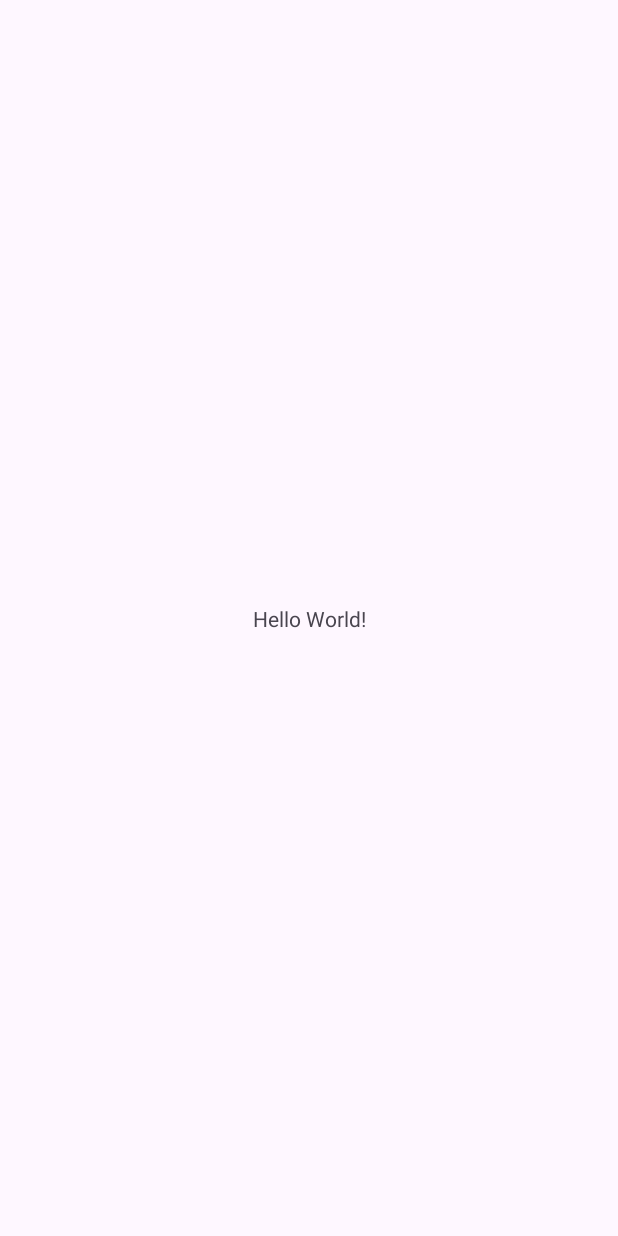
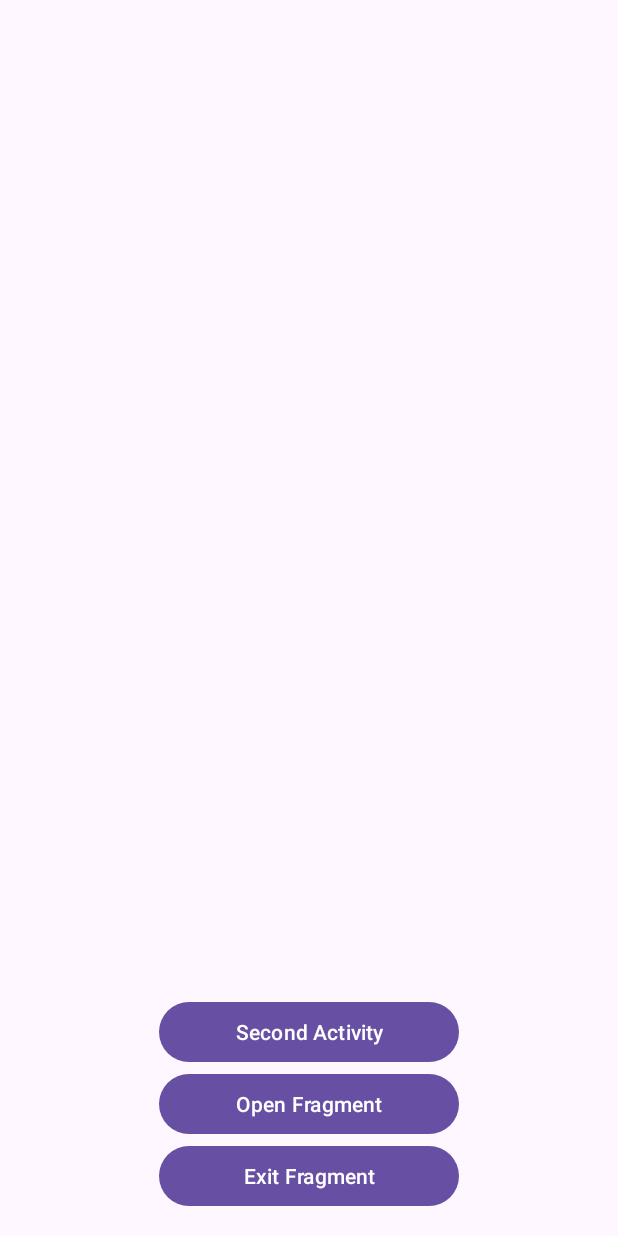
Before and after one commit to kwonyong-il/Lifecycle, an Android app: the screen it shows after launch (MainActivity), on a phone screen of 412 x 824 dp. Before the commit the screen is almost empty. Run offline under Robolectric (Android 15) with nearby library versions, the phone set to English and light mode, and no system bars.

Commit message:
프래그먼트 라이프사이클까지 완성

```diff
--- a/app/build.gradle
+++ b/app/build.gradle
@@ -30,6 +30,9 @@ android {
     kotlinOptions {
         jvmTarget = '1.8'
     }
+    buildFeatures {
+        viewBinding true
+    }
 }
 
 dependencies {
--- a/app/src/main/AndroidManifest.xml
+++ b/app/src/main/AndroidManifest.xml
@@ -13,6 +13,9 @@
         android:theme="@style/Theme.LifeCycle"
         tools:targetApi="31">
         <activity
+            android:name=".SecondActivity"
+            android:exported="true"/>
+        <activity
             android:name=".MainActivity"
             android:exported="true">
             <intent-filter>
--- a/app/src/main/java/com/example/lifecycle/MainActivity.kt
+++ b/app/src/main/java/com/example/lifecycle/MainActivity.kt
@@ -1,11 +1,56 @@
 package com.example.lifecycle
-
+import android.content.Intent
 import androidx.appcompat.app.AppCompatActivity
 import android.os.Bundle
+import android.util.Log
+import com.example.lifecycle.databinding.ActivityMainBinding
 
 class MainActivity : AppCompatActivity() {
+
+    private lateinit var binding: ActivityMainBinding
     override fun onCreate(savedInstanceState: Bundle?) {
         super.onCreate(savedInstanceState)
-        setContentView(R.layout.activity_main)
+        binding = ActivityMainBinding.inflate(layoutInflater)
+        setContentView(binding.root)
+        Log.d("MainActivity", "onCreate succeed")
+
+        binding.secondBtn.setOnClickListener {
+            val intent = Intent(this, SecondActivity::class.java)
+            startActivity(intent)
+        }
+        binding.fragmentBtn.setOnClickListener {
+            supportFragmentManager.beginTransaction().add(R.id.fragment,FirstFragment()).commit()
+        }
+        binding.exitFragmentBtn.setOnClickListener{
+            val fragment = supportFragmentManager.findFragmentById(R.id.fragment)
+            if(fragment != null) {
+                supportFragmentManager.beginTransaction().remove(fragment).commit()
+                supportFragmentManager.popBackStack()
+            }
+        }
+    }
+    override fun onStart() {
+        super.onStart()
+        Log.d("MainActivity", "onStart succeed")
+    }
+
+    override fun onResume() {
+        super.onResume()
+        Log.d("MainActivity", "onResume succeed")
+    }
+
+    override fun onPause() {
+        super.onPause()
+        Log.d("MainActivity", "onPause succeed")
+    }
+
+    override fun onStop() {
+        super.onStop()
+        Log.d("MainActivity", "onStop succeed")
+    }
+
+    override fun onDestroy() {
+        super.onDestroy()
+        Log.d("MainActivity", "onDestroy succeed")
     }
 }
--- a/app/src/main/res/layout/activity_main.xml
+++ b/app/src/main/res/layout/activity_main.xml
@@ -6,13 +6,44 @@
     android:layout_height="match_parent"
     tools:context=".MainActivity">
 
-    <TextView
-        android:layout_width="wrap_content"
+
+    <FrameLayout
+        android:id="@+id/fragment"
+        android:layout_width="0dp"
+        android:layout_height="0dp"
+        app:layout_constraintBottom_toTopOf="@+id/second_btn"
+        app:layout_constraintEnd_toEndOf="parent"
+        app:layout_constraintStart_toStartOf="parent"
+        app:layout_constraintTop_toTopOf="parent"
+        />
+
+    <Button
+        android:id="@+id/second_btn"
+        android:layout_width="200dp"
         android:layout_height="wrap_content"
-        android:text="Hello World!"
+        android:text="Second Activity"
+        app:layout_constraintTop_toBottomOf="@id/fragment"
+        app:layout_constraintEnd_toEndOf="parent"
+        app:layout_constraintStart_toStartOf="parent" />
+
+    <Button
+        android:id="@+id/fragment_btn"
+        android:layout_width="200dp"
+        android:layout_height="wrap_content"
+        android:text="Open Fragment"
+        app:layout_constraintEnd_toEndOf="parent"
+        app:layout_constraintStart_toStartOf="parent"
+        app:layout_constraintTop_toBottomOf="@+id/second_btn" />
+
+    <Button
+        android:id="@+id/exit_fragment_btn"
+        android:layout_width="200dp"
+        android:layout_height="wrap_content"
+        android:layout_marginBottom="16dp"
+        android:text="Exit Fragment"
         app:layout_constraintBottom_toBottomOf="parent"
         app:layout_constraintEnd_toEndOf="parent"
         app:layout_constraintStart_toStartOf="parent"
-        app:layout_constraintTop_toTopOf="parent" />
+        app:layout_constraintTop_toBottomOf="@+id/fragment_btn" />
 
 </androidx.constraintlayout.widget.ConstraintLayout>
--- a/app/src/main/res/values/strings.xml
+++ b/app/src/main/res/values/strings.xml
@@ -1,3 +1,5 @@
 <resources>
     <string name="app_name">Life cycle</string>
+    <!-- TODO: Remove or change this placeholder text -->
+    <string name="hello_blank_fragment">Hello blank fragment</string>
 </resources>
```
Also changed, not shown: app/src/main/java/com/example/lifecycle/FirstFragment.kt (added, +84 -0 lines), app/src/main/java/com/example/lifecycle/SecondActivity.kt (added, +44 -0 lines), app/src/main/res/layout/activity_second.xml (added, +19 -0 lines), app/src/main/res/layout/fragment_first.xml (added, +21 -0 lines).
